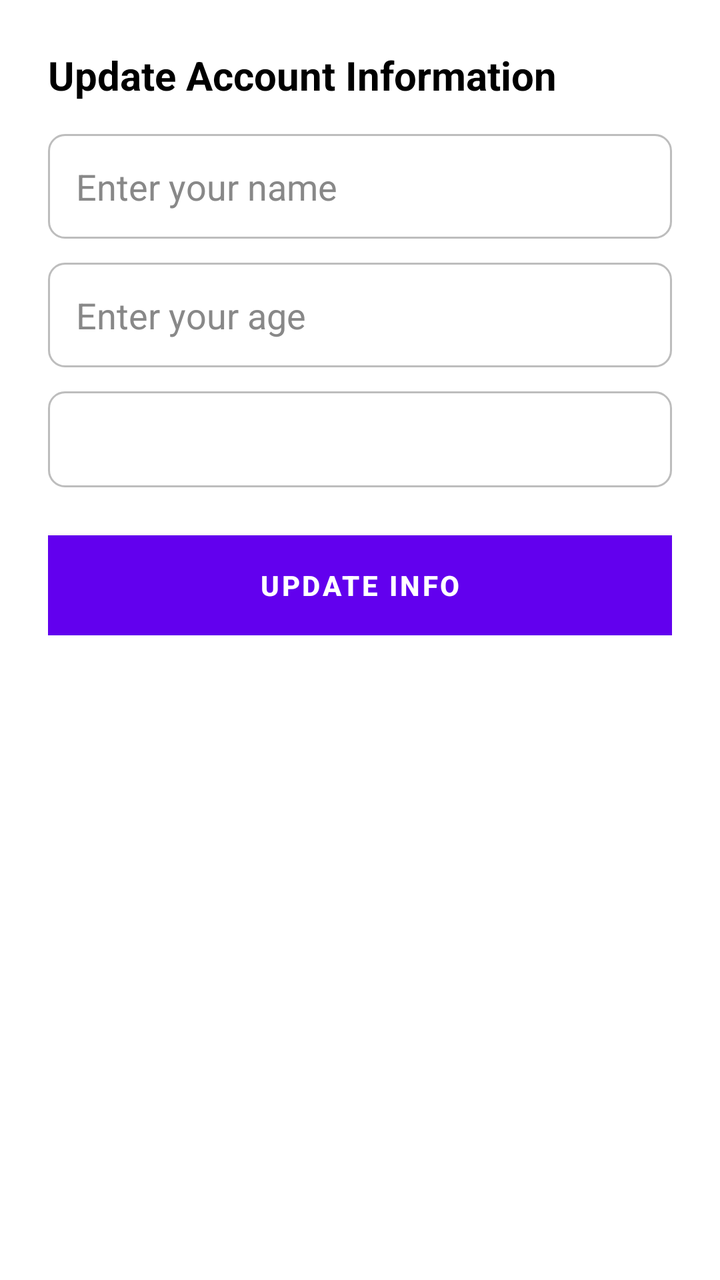
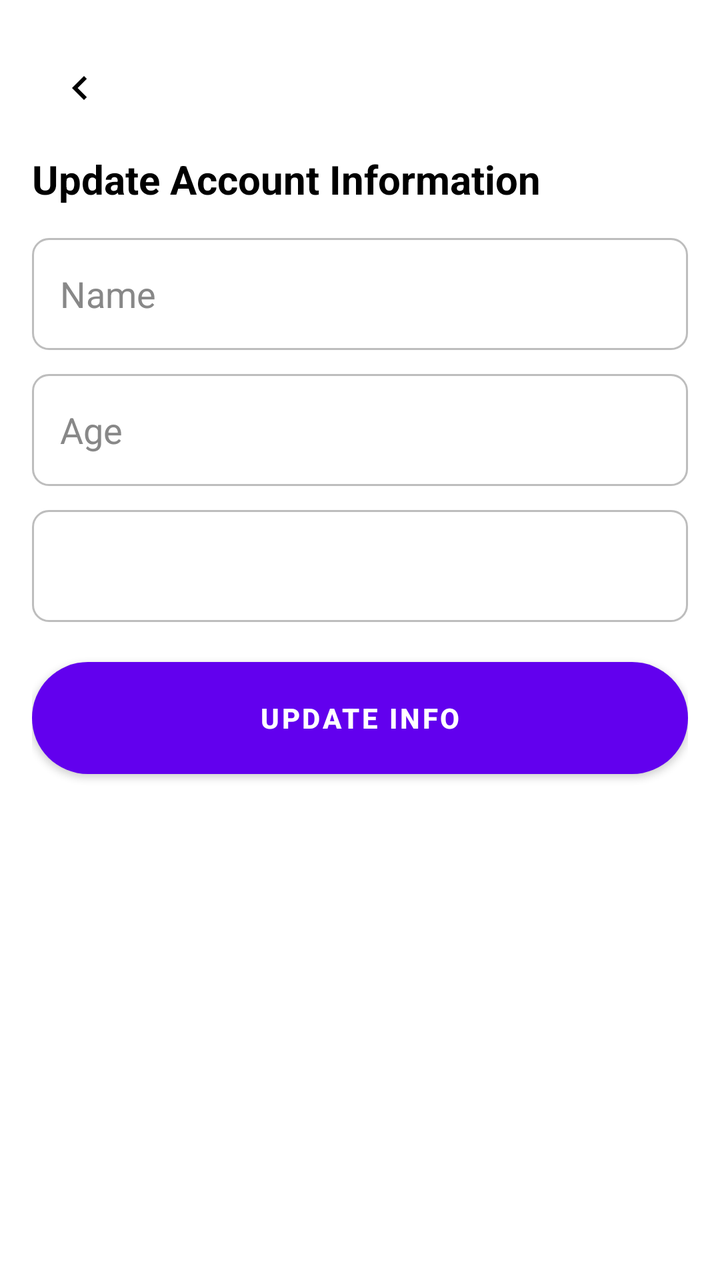

Screens rendered from an Android XML layout before and after an edit, with the pre-edit source and the edit as a unified diff.
<!-- AndroidManifest.xml: application theme Theme.CogniSync -->
<!-- res/layout/activity_account_settings.xml -->
<?xml version="1.0" encoding="utf-8"?>
<ScrollView xmlns:android="http://schemas.android.com/apk/res/android"
    android:layout_width="match_parent"
    android:layout_height="match_parent"
    android:background="#FFFFFF"
    android:fitsSystemWindows="true"
    android:padding="24dp">

    <LinearLayout
        android:orientation="vertical"
        android:layout_width="match_parent"
        android:layout_height="wrap_content">

        <TextView
            android:id="@+id/title"
            android:layout_width="wrap_content"
            android:layout_height="wrap_content"
            android:text="Update Account Information"
            android:textSize="20sp"
            android:textStyle="bold"
            android:textColor="#000000"
            android:layout_marginBottom="16dp" />

        
        <EditText
            android:id="@+id/editName"
            android:layout_width="match_parent"
            android:layout_height="wrap_content"
            android:hint="Enter your name"
            android:background="@drawable/edittext_bg"
            android:padding="14dp"
            android:textColor="#000000"
            android:textColorHint="#888888"
            android:layout_marginBottom="12dp" />

        
        <EditText
            android:id="@+id/editAge"
            android:layout_width="match_parent"
            android:layout_height="wrap_content"
            android:hint="Enter your age"
            android:inputType="number"
            android:background="@drawable/edittext_bg"
            android:padding="14dp"
            android:textColor="#000000"
            android:textColorHint="#888888"
            android:layout_marginBottom="12dp" />

        
        <Spinner
            android:id="@+id/genderSpinner"
            android:layout_width="match_parent"
            android:layout_height="48dp"
            android:background="@drawable/edittext_bg"
            android:padding="14dp"
            android:layout_marginBottom="24dp" />

        
        <Button
            android:id="@+id/updateInfoButton"
            android:layout_width="match_parent"
            android:layout_height="50dp"
            android:text="UPDATE INFO"
            android:textAllCaps="true"
            android:background="#8A6EFF"
            android:textColor="#FFFFFF"
            android:textStyle="bold" />

    </LinearLayout>
</ScrollView>
<!-- resources referenced by this layout -->
<resources>
  <!-- drawable edittext_bg (drawable) -->
  <?xml version="1.0" encoding="utf-8"?>
  <selector xmlns:android="http://schemas.android.com/apk/res/android">
  
      
      <item android:state_pressed="true">
          <shape android:shape="rectangle">
              <solid android:color="#FFFFFF"/>
              <corners android:radius="8dp"/>
              <stroke android:width="2dp" android:color="#8AB4F8"/>
              <padding
                  android:left="12dp"
                  android:top="12dp"
                  android:right="12dp"
                  android:bottom="12dp"/>
          </shape>
      </item>
  
      
      <item android:state_focused="true">
          <shape android:shape="rectangle">
              <solid android:color="#FFFFFF"/>
              <corners android:radius="8dp"/>
              <stroke android:width="2dp" android:color="#8AB4F8"/>
              <padding
                  android:left="12dp"
                  android:top="12dp"
                  android:right="12dp"
                  android:bottom="12dp"/>
          </shape>
      </item>
  
      
      <item>
          <shape android:shape="rectangle">
              <solid android:color="#FFFFFF"/>
              <corners android:radius="8dp"/>
              <stroke android:width="1dp" android:color="#BDBDBD"/>
              <padding
                  android:left="12dp"
                  android:top="12dp"
                  android:right="12dp"
                  android:bottom="12dp"/>
          </shape>
      </item>
  
  </selector>
  <style name="Theme.CogniSync" parent="Theme.MaterialComponents.DayNight.NoActionBar">
  
  
  
          
          <item name="android:statusBarColor">@android:color/white</item>
          <item name="android:windowLightStatusBar">true</item>
  
      </style>
</resources>

<!-- the commit's change to res/layout/activity_account_settings.xml (unified diff, before → after) -->
@@ -1,47 +1,71 @@
 <?xml version="1.0" encoding="utf-8"?>
 <ScrollView xmlns:android="http://schemas.android.com/apk/res/android"
+    android:id="@+id/scrollRoot"
     android:layout_width="match_parent"
     android:layout_height="match_parent"
-    android:background="#FFFFFF"
+    android:fillViewport="true"
     android:fitsSystemWindows="true"
-    android:padding="24dp">
+    android:clipToPadding="false"
+    android:background="#FFFFFF">
 
     <LinearLayout
+        android:id="@+id/container"
         android:orientation="vertical"
         android:layout_width="match_parent"
-        android:layout_height="wrap_content">
+        android:layout_height="wrap_content"
+        android:paddingStart="16dp"
+        android:paddingEnd="16dp"
+        android:paddingTop="20dp"
+        android:paddingBottom="24dp">
 
+        
+        <ImageButton
+            android:id="@+id/backButton"
+            android:layout_width="48dp"
+            android:layout_height="48dp"
+            android:padding="12dp"
+            android:scaleType="centerInside"
+            android:src="@drawable/ic_chevron_left"
+            android:contentDescription="Back"
+            android:background="?attr/selectableItemBackgroundBorderless"
+            android:tint="@android:color/black" />
+
+        
         <TextView
             android:id="@+id/title"
-            android:layout_width="wrap_content"
+            android:layout_width="match_parent"
             android:layout_height="wrap_content"
             android:text="Update Account Information"
             android:textSize="20sp"
             android:textStyle="bold"
             android:textColor="#000000"
+            android:layout_marginTop="8dp"
             android:layout_marginBottom="16dp" />
 
         
         <EditText
             android:id="@+id/editName"
             android:layout_width="match_parent"
-            android:layout_height="wrap_content"
-            android:hint="Enter your name"
+            android:layout_height="56dp"
+            android:hint="Name"
             android:background="@drawable/edittext_bg"
-            android:padding="14dp"
+            android:paddingStart="14dp"
+            android:paddingEnd="14dp"
             android:textColor="#000000"
             android:textColorHint="#888888"
-            android:layout_marginBottom="12dp" />
+            android:layout_marginBottom="12dp"
+            android:inputType="textPersonName" />
 
         
         <EditText
             android:id="@+id/editAge"
             android:layout_width="match_parent"
-            android:layout_height="wrap_content"
-            android:hint="Enter your age"
+            android:layout_height="56dp"
+            android:hint="Age"
             android:inputType="number"
             android:background="@drawable/edittext_bg"
-            android:padding="14dp"
+            android:paddingStart="14dp"
+            android:paddingEnd="14dp"
             android:textColor="#000000"
             android:textColorHint="#888888"
             android:layout_marginBottom="12dp" />
@@ -50,21 +74,27 @@
         <Spinner
             android:id="@+id/genderSpinner"
             android:layout_width="match_parent"
-            android:layout_height="48dp"
+            android:layout_height="56dp"
             android:background="@drawable/edittext_bg"
-            android:padding="14dp"
-            android:layout_marginBottom="24dp" />
+            android:paddingStart="12dp"
+            android:paddingEnd="12dp"
+            android:layout_marginBottom="20dp" />
 
         
         <Button
             android:id="@+id/updateInfoButton"
             android:layout_width="match_parent"
-            android:layout_height="50dp"
+            android:layout_height="56dp"
             android:text="UPDATE INFO"
             android:textAllCaps="true"
-            android:background="#8A6EFF"
+            android:background="@drawable/btn_bg"
             android:textColor="#FFFFFF"
             android:textStyle="bold" />
 
+        
+        <View
+            android:layout_width="match_parent"
+            android:layout_height="32dp" />
+
     </LinearLayout>
 </ScrollView>
<!-- resource entries referenced after the edit -->
@@ -1,5 +1,11 @@
 <!-- resources referenced by this layout -->
 <resources>
+  <!-- drawable btn_bg (drawable) -->
+  <shape xmlns:android="http://schemas.android.com/apk/res/android"
+      android:shape="rectangle">
+      <solid android:color="#B9BDBF"/>
+      <corners android:radius="35dp"/>
+  </shape>
   <!-- drawable edittext_bg (drawable) -->
   <?xml version="1.0" encoding="utf-8"?>
   <selector xmlns:android="http://schemas.android.com/apk/res/android">
@@ -47,6 +53,16 @@
       </item>
   
   </selector>
+  <!-- drawable ic_chevron_left (drawable) -->
+  <vector xmlns:android="http://schemas.android.com/apk/res/android"
+      android:width="24dp"
+      android:height="24dp"
+      android:viewportWidth="24"
+      android:viewportHeight="24">
+      <path
+          android:fillColor="#000000"
+          android:pathData="M15.41,7.41L14,6l-6,6 6,6 1.41,-1.41L10.83,12z"/>
+  </vector>
   <style name="Theme.CogniSync" parent="Theme.MaterialComponents.DayNight.NoActionBar">
   
   
